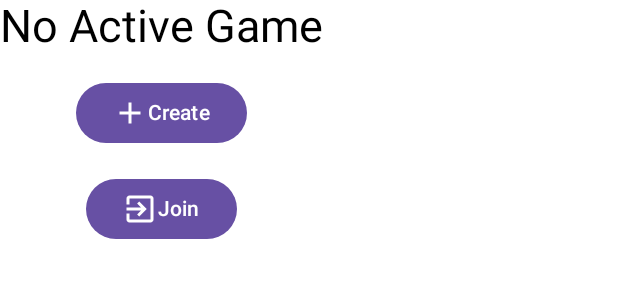
After one commit to mmoreiradj/agrouagrou, an Android app built with Jetpack Compose: the @Preview function HomeScreen, on a phone screen of 412 x 824 dp. The commit adds this screen. Shown: the top 300 px of the screen. Run offline under Robolectric (Android 15) with nearby library versions, the phone set to English and light mode, and no system bars.

Commit message:
feat: add home screen

```diff
--- /dev/null
+++ b/app/src/main/java/fr/agrouagrou/mobileapp/ui/screens/HomeScreen.kt
@@ -0,0 +1,45 @@
+package fr.agrouagrou.mobileapp.ui.screens
+
+import androidx.compose.foundation.layout.Arrangement.Absolute.spacedBy
+import androidx.compose.foundation.layout.Column
+import androidx.compose.foundation.layout.Row
+import androidx.compose.material.icons.Icons
+import androidx.compose.material.icons.automirrored.filled.ExitToApp
+import androidx.compose.material.icons.filled.Add
+import androidx.compose.material3.Button
+import androidx.compose.material3.Icon
+import androidx.compose.material3.Text
+import androidx.compose.runtime.Composable
+import androidx.compose.ui.Alignment
+import androidx.compose.ui.res.stringResource
+import androidx.compose.ui.tooling.preview.Preview
+import androidx.compose.ui.unit.dp
+import androidx.compose.ui.unit.sp
+import fr.agrouagrou.grpc_server.R
+
+@Preview
+@Composable
+fun HomeScreen() {
+    Column(
+        horizontalAlignment = Alignment.CenterHorizontally,
+        verticalArrangement = spacedBy(16.dp)
+    ) {
+        Text(text = stringResource(id = R.string.game_creation_no_active_game), fontSize = 30.sp)
+        Button(onClick = { /*TODO*/ }) {
+            Row(
+                verticalAlignment = Alignment.CenterVertically
+            ) {
+                Icon(imageVector = Icons.Filled.Add, contentDescription = null)
+                Text(text = stringResource(id = R.string.game_creation_create_game))
+            }
+        }
+        Button(onClick = { /*TODO*/ }) {
+            Row(
+                verticalAlignment = Alignment.CenterVertically
+            ) {
+                Icon(imageVector = Icons.AutoMirrored.Filled.ExitToApp, contentDescription = null)
+                Text(text = stringResource(id = R.string.game_creation_join_game))
+            }
+        }
+    }
+}
--- a/app/src/main/res/values/strings.xml
+++ b/app/src/main/res/values/strings.xml
@@ -1,7 +1,10 @@
 <resources>
-    <string name="app_name">Mobile App</string>
+    <string name="app_name">AgrouAgrou</string>
     <string name="simple_villager_description">A simple villager</string>
     <string name="simple_villager_name">Simple Villager</string>
     <string name="home">Home</string>
     <string name="settings">Settings</string>
+    <string name="game_creation_no_active_game">No Active Game</string>
+    <string name="game_creation_create_game">Create</string>
+    <string name="game_creation_join_game">Join</string>
 </resources>
```
Also changed, not shown: app/src/main/java/fr/agrouagrou/mobileapp/ui/view_models/GameState.kt (added, +38 -0 lines).
